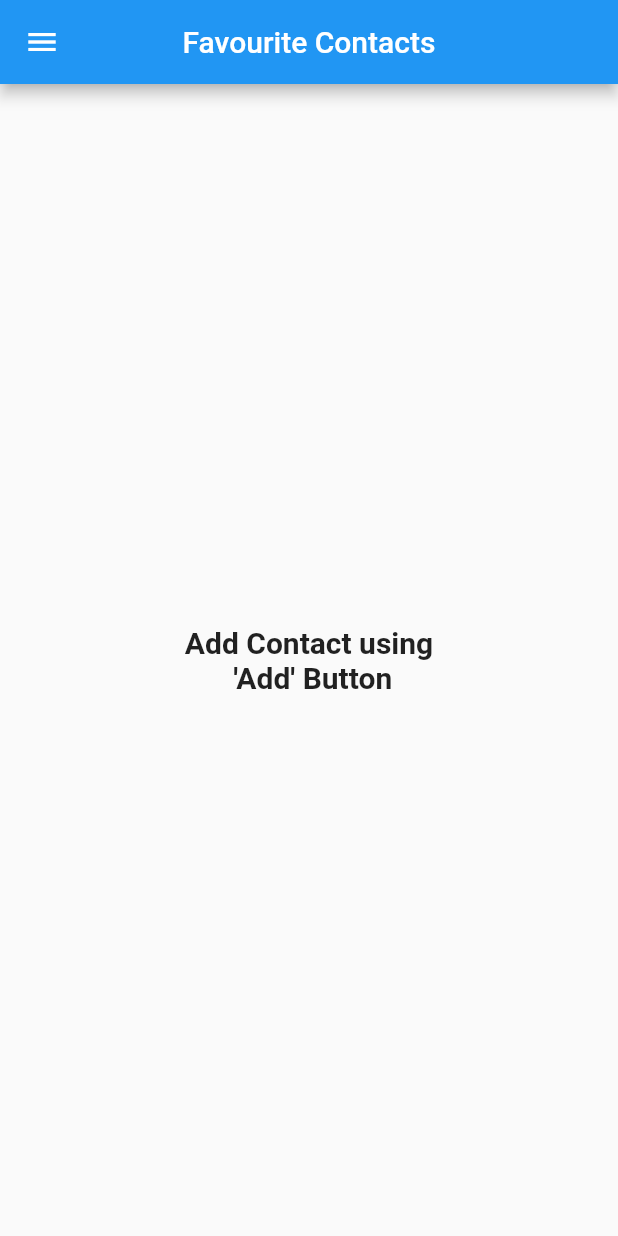
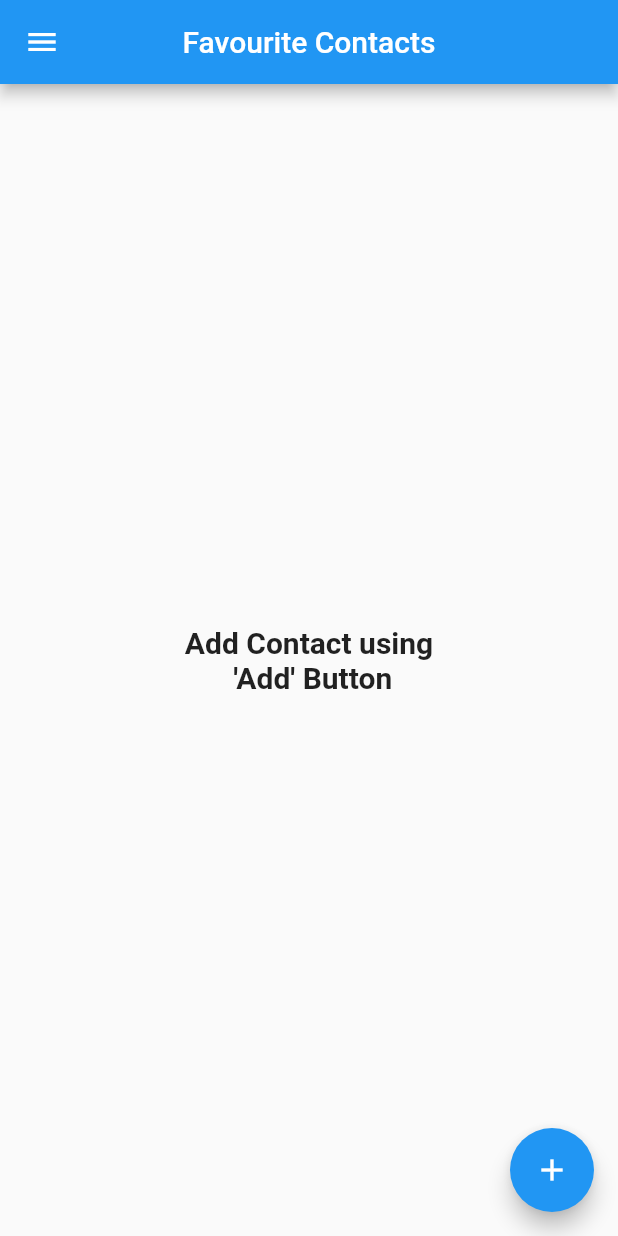
Before and after one commit to akashandroid90/contact_app, a Flutter app: the ContactListPage screen opened by its route, on a phone screen of 412 x 824 dp. Run offline on Flutter 3.47's test engine with Material 2 defaults, Android fonts, the phone set to English and light mode, and no system bars; our stand-ins replace flutter_bloc, image_picker, sqflite; accounts and stored records are empty.

Commit message:
fix Ui bugs and other allignment issues

```diff
--- a/lib/main.dart
+++ b/lib/main.dart
@@ -30,8 +30,10 @@ class _MyApp extends State<MyApp> {
           visualDensity: VisualDensity.adaptivePlatformDensity,
         ),
         routes: {
-          RouteConstants.CONTACT_LIST_SCREEN: (BuildContext context) =>
-              ContactListPage(),
+          RouteConstants.CONTACT_LIST_SCREEN: (BuildContext context) {
+            _contactBloc.state.showFav = false;
+            return ContactListPage();
+          },
         },
         onGenerateRoute: (RouteSettings settings) =>
             _buildGeneratedRoute(settings),
@@ -67,9 +69,10 @@ class _MyApp extends State<MyApp> {
             .replaceAll(RouteConstants.CONTACT_LIST_SCREEN, '')) {
       return MaterialPageRoute<bool>(
         settings: settings,
-        builder: (BuildContext context) => ContactListPage(
-          showFav: true,
-        ),
+        builder: (BuildContext context) {
+          _contactBloc.state.showFav = true;
+          return ContactListPage();
+        },
       );
     }
     return null;
--- a/lib/pages/contact_list.dart
+++ b/lib/pages/contact_list.dart
@@ -9,10 +9,7 @@ import 'package:flutter/material.dart';
 import 'package:flutter_bloc/flutter_bloc.dart';
 
 class ContactListPage extends StatelessWidget {
-  final bool showFav;
   ContactBloc _contactBloc;
-
-  ContactListPage({this.showFav = false});
 
   Widget _buildListView(List<AppContact> contactList) {
     return ListView.builder(
@@ -82,8 +79,8 @@ class ContactListPage extends StatelessWidget {
                 child: Text(StringConstants.ADD_CONTACT),
                 onPressed: () => {
                       Navigator.pop(context),
-                  Navigator.pushNamed(
-                      context, RouteConstants.ADD_CONTACT_SCREEN),
+                      Navigator.pushNamed(
+                          context, RouteConstants.ADD_CONTACT_SCREEN),
                     }),
           ),
           Container(
@@ -110,7 +107,7 @@ class ContactListPage extends StatelessWidget {
   Widget _buildAppBar(BuildContext context) {
     return AppBar(
       centerTitle: true,
-      title: Text(showFav
+      title: Text(_contactBloc.state.showFav
           ? StringConstants.FAVOURITE_CONTACTS
           : StringConstants.CONTACT_LIST),
     );
@@ -129,7 +126,7 @@ class ContactListPage extends StatelessWidget {
   @override
   Widget build(BuildContext context) {
     _contactBloc = BlocProvider.of<ContactBloc>(context);
-    _contactBloc.fetchContacts(showFav);
+    _contactBloc.fetchContacts();
     return Scaffold(
       drawer: SafeArea(child: _buildSideDrawer(context)),
       appBar: _buildAppBar(context),
@@ -152,7 +149,7 @@ class ContactListPage extends StatelessWidget {
           );
         },
       ),
-      floatingActionButton: showFav ? null : _buildFloatingButton(context),
+      floatingActionButton: _buildFloatingButton(context),
     );
   }
 }
--- a/lib/state/contact_state.dart
+++ b/lib/state/contact_state.dart
@@ -4,10 +4,11 @@ class ContactState {
   final bool showLoader;
   List<AppContact> contactList;
   int contactId;
+  bool showFav;
   AppContact selectedContact;
 
-  ContactState(
-      {this.showLoader = false,
+  ContactState({this.showFav = false,
+    this.showLoader = false,
       this.contactList,
       this.contactId = -1,
       this.selectedContact});
```
Also changed, not shown: lib/bloc/contact_bloc.dart (+8 -4 lines), lib/pages/add_or_update_contact.dart (+3 -4 lines).
